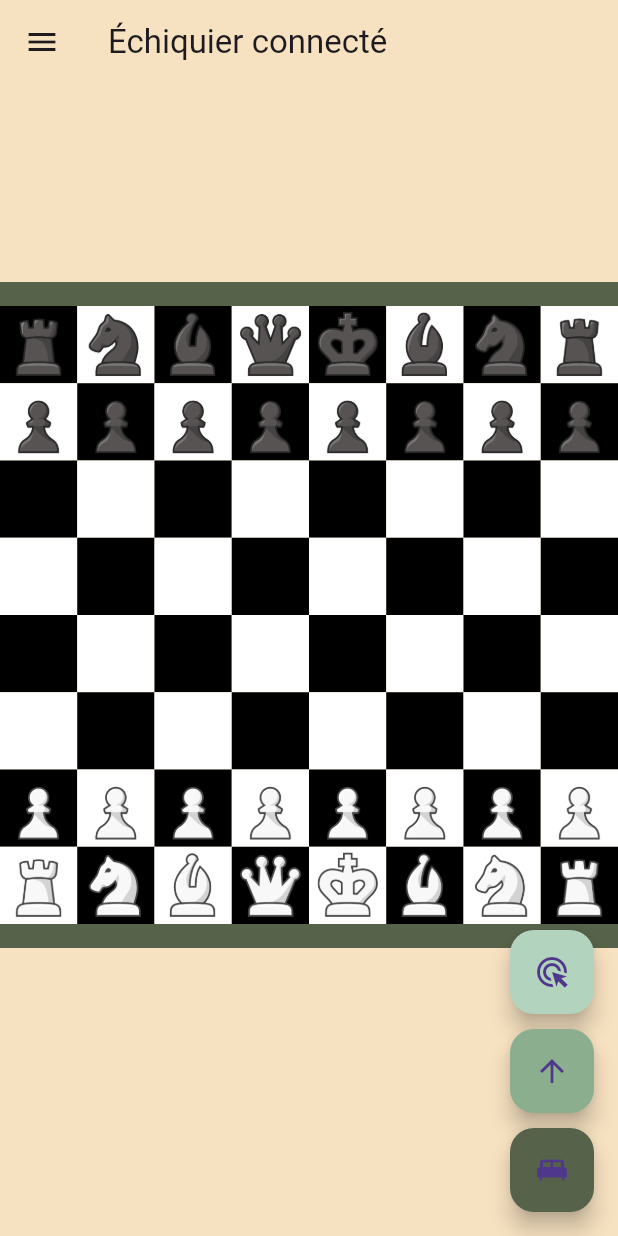
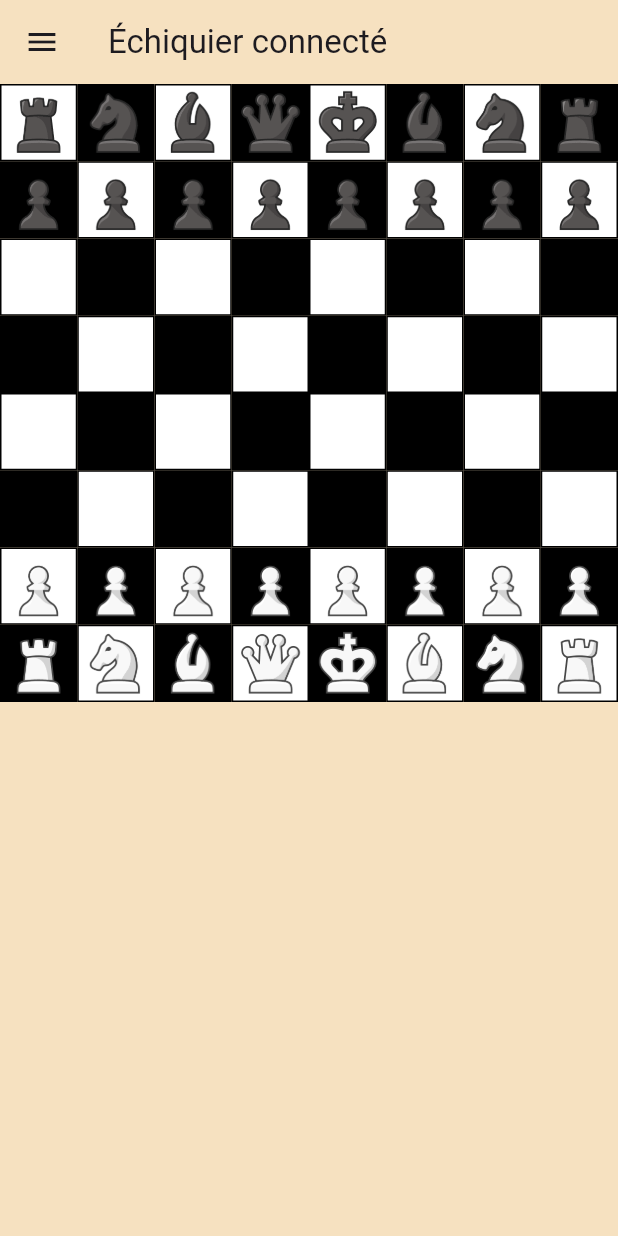
Before and after one commit to WilliamAGENEAU/echiquier-connecte, a Flutter app: the GameScreen screen opened directly, on a phone screen of 412 x 824 dp. Run offline on Flutter 3.47's test engine with Material 3 defaults, Android fonts, the light colour scheme and no system bars; our stand-ins replace cloud_firestore, firebase_core, flutter_bloc, freezed_annotation, get_it; missing offline and left inert: flutter_chess_board; accounts and stored records are empty.

Commit message:
flutter commit

```diff
--- a/lib/bloc/cubits/settings_cubit.dart
+++ b/lib/bloc/cubits/settings_cubit.dart
@@ -15,7 +15,7 @@ class SettingsCubit extends Cubit<SettingsState> {
 
     return SettingsCubit(SettingsState(
       whitePlayer: Player.human(),
-      blackPlayer: Player.human(),
+      blackPlayer: Player.ai(),
       difficulty: 1,
     ));
   }
--- a/lib/main.dart
+++ b/lib/main.dart
@@ -1,4 +1,5 @@
 import 'package:app_echiquier/bloc/app_blocs.dart';
+import 'package:app_echiquier/modules/game_page.dart';
 import 'package:app_echiquier/screens/game_screen.dart';
 import 'package:firebase_core/firebase_core.dart';
 import 'package:flutter/material.dart';
@@ -22,7 +23,8 @@ class MyApp extends StatelessWidget {
       theme: ThemeData(
         primarySwatch: Colors.blue,
       ),
-      home: const GameScreen(),
+      // home: const GameScreen(),
+      home: const ChessPage(),
     );
   }
 }
--- a/lib/screens/game_screen.dart
+++ b/lib/screens/game_screen.dart
@@ -3,12 +3,41 @@ import 'package:app_echiquier/bloc/states/game_state.dart';
 import 'package:app_echiquier/config/colors.dart';
 import 'package:app_echiquier/ui/board_widget.dart';
 import 'package:app_echiquier/ui/lost_figures_widget.dart';
+import 'package:cloud_firestore/cloud_firestore.dart';
 import 'package:flutter/material.dart';
 import 'package:flutter_bloc/flutter_bloc.dart';
 import 'package:get_it/get_it.dart';
 
-class GameScreen extends StatelessWidget {
+class GameScreen extends StatefulWidget {
   const GameScreen({Key? key}) : super(key: key);
+
+  @override
+  State<GameScreen> createState() => _GameScreenState();
+}
+
+class _GameScreenState extends State<GameScreen> {
+  final FirebaseFirestore _firestore = FirebaseFirestore.instance;
+  final GlobalKey<BoardWidgetState> boardKey = GlobalKey<BoardWidgetState>();
+
+  @override
+  void initState() {
+    super.initState();
+    _firestore.collection('Jeu1').snapshots().listen((snapshot) {
+      for (var doc in snapshot.docs) {
+        var data = doc.data();
+        // Assuming 'turn1' and 'turn2' documents have the fields
+        int posXBefore = int.parse(data['positionBeforeX']);
+        int posYBefore = int.parse(data['positionBeforeY']);
+        int posXAfter = int.parse(data['positionAfterX']);
+        int posYAfter = int.parse(data['positionAfterY']);
+
+        // Update the chessboard here based on these values
+        // You need to implement the updateBoard method in your board widget
+        boardKey.currentState
+            ?.updateBoard(posXBefore, posYBefore, posXAfter, posYAfter);
+      }
+    });
+  }
 
   @override
   Widget build(BuildContext context) {
@@ -68,58 +97,20 @@ class GameScreen extends StatelessWidget {
       body: BlocBuilder<GameCubit, GameState>(
         bloc: GetIt.I<GameCubit>(),
         builder: (context, state) {
-          return Padding(
-            padding: const EdgeInsets.only(bottom: 60),
-            child: Column(
-              mainAxisAlignment: MainAxisAlignment.center,
-              children: [
-                LostFiguresWidget(figures: state.board.blackLost.figures),
-                BoardWidget(
-                  availablePositionsHash: state.availablePositionsHash,
-                  board: state.board,
-                  selectedCell: state.selectedCell,
-                ),
-                LostFiguresWidget(figures: state.board.whiteLost.figures),
-              ],
-            ),
+          return Column(
+            mainAxisAlignment: MainAxisAlignment.center,
+            children: [
+              // LostFiguresWidget(figures: state.board.blackLost.figures),
+              BoardWidget(
+                key: boardKey,
+                // availablePositionsHash: state.availablePositionsHash,
+                // board: state.board,
+                // selectedCell: state.selectedCell,
+              ),
+              // LostFiguresWidget(figures: state.board.whiteLost.figures),
+            ],
           );
         },
-      ),
-      floatingActionButton: Column(
-        mainAxisAlignment: MainAxisAlignment.end,
-        children: [
-          FloatingActionButton(
-            onPressed: () {
-              // Action pour la prise de pion
-              print('Prise de Pion');
-            },
-            backgroundColor: const Color(
-                0xFFB2D3BE), // Couleur dérivée de la couleur primaire
-            tooltip: 'Prise de Pion',
-            child: const Icon(Icons.ads_click),
-          ),
-          const SizedBox(height: 10),
-          FloatingActionButton(
-            onPressed: () {
-              // Action pour la promotion
-              print('Promotion');
-            },
-            backgroundColor: const Color(
-                0xFF8BAE8E), // Couleur dérivée de la couleur primaire
-            tooltip: 'Promotion',
-            child: const Icon(Icons.arrow_upward),
-          ),
-          const SizedBox(height: 10),
-          FloatingActionButton(
-            onPressed: () {
-              // Action pour le roque
-              print('Roque');
-            },
-            backgroundColor: const Color(0xFF57624A), // Couleur primaire
-            tooltip: 'Roque',
-            child: const Icon(Icons.king_bed),
-          ),
-        ],
       ),
     );
   }
--- a/lib/ui/board_widget.dart
+++ b/lib/ui/board_widget.dart
@@ -3,50 +3,128 @@ import 'package:app_echiquier/models/cell.dart';
 import 'package:app_echiquier/ui/cell_widget.dart';
 import 'package:flutter/material.dart';
 
-class BoardWidget extends StatelessWidget {
-  final Board board;
-  final Cell? selectedCell;
-  final Set<String> availablePositionsHash;
+class BoardWidget extends StatefulWidget {
+  const BoardWidget({Key? key}) : super(key: key);
 
-  const BoardWidget(
-      {Key? key,
-      required this.board,
-      required this.selectedCell,
-      required this.availablePositionsHash})
-      : super(key: key);
+  @override
+  State<BoardWidget> createState() => BoardWidgetState();
+}
 
-  List<CellWidget> _buildCells(BuildContext context) {
-    final List<CellWidget> cellWidgets = [];
+class BoardWidgetState extends State<BoardWidget> {
+  List<List<String>> board =
+      List.generate(8, (_) => List.generate(8, (_) => ''));
 
-    for (var cellList in board.cells) {
-      for (var cell in cellList) {
-        cellWidgets.add(CellWidget(
-          cell: cell,
-          isSelected: selectedCell != null && selectedCell! == cell,
-          isAvailable: availablePositionsHash.contains(cell.positionHash),
-        ));
-      }
+  @override
+  void initState() {
+    super.initState();
+    initializeBoard();
+  }
+
+  void initializeBoard() {
+    board[0] = ['r', 'n', 'b', 'q', 'k', 'b', 'n', 'r'];
+    board[1] = ['p', 'p', 'p', 'p', 'p', 'p', 'p', 'p'];
+    board[6] = ['P', 'P', 'P', 'P', 'P', 'P', 'P', 'P'];
+    board[7] = ['R', 'N', 'B', 'Q', 'K', 'B', 'N', 'R'];
+    for (int i = 2; i < 6; i++) {
+      board[i] = List.generate(8, (_) => '');
     }
+  }
 
-    return cellWidgets;
+  String getAssetPath(String piece) {
+    if (piece.isEmpty) return '';
+    String color = piece == piece.toUpperCase() ? 'white' : 'black';
+    String type;
+    switch (piece.toLowerCase()) {
+      case 'r':
+        type = 'rook';
+        break;
+      case 'n':
+        type = 'knight';
+        break;
+      case 'b':
+        type = 'bishop';
+        break;
+      case 'q':
+        type = 'queen';
+        break;
+      case 'k':
+        type = 'king';
+        break;
+      case 'p':
+        type = 'pawn';
+        break;
+      default:
+        type = '';
+    }
+    return 'assets/images/figures/$color/$type.png';
   }
+
+  void updateBoard(int beforeX, int beforeY, int afterX, int afterY) {
+    setState(() {
+      board[afterY][afterX] = board[beforeY][beforeX];
+      board[beforeY][beforeX] = '';
+    });
+  }
+
+  // List<CellWidget> _buildCells(BuildContext context) {
+  //   final List<CellWidget> cellWidgets = [];
+
+  //   for (var cellList in widget.board.cells) {
+  //     for (var cell in cellList) {
+  //       cellWidgets.add(CellWidget(
+  //         cell: cell,
+  //         isSelected:
+  //             widget.selectedCell != null && widget.selectedCell! == cell,
+  //         isAvailable:
+  //             widget.availablePositionsHash.contains(cell.positionHash),
+  //       ));
+  //     }
+  //   }
+
+  //   return cellWidgets;
+  // }
 
   @override
   Widget build(BuildContext context) {
     return Container(
-      decoration: const BoxDecoration(
-          border: Border(
-        top: BorderSide(color: Color(0xFF57624A), width: 16),
-        bottom: BorderSide(color: Color(0xFF57624A), width: 16),
-      )),
-      child: AspectRatio(
-        aspectRatio: 1,
-        child: GridView.count(
-          padding: const EdgeInsets.all(0),
-          crossAxisCount: boardSize,
-          children: _buildCells(context),
-        ),
+      constraints: BoxConstraints(
+          maxHeight: MediaQuery.of(context).size.height,
+          maxWidth: MediaQuery.of(context).size.width),
+      child: GridView.builder(
+        gridDelegate:
+            const SliverGridDelegateWithFixedCrossAxisCount(crossAxisCount: 8),
+        itemBuilder: (context, index) {
+          int x = index % 8;
+          int y = index ~/ 8;
+          return Container(
+            decoration: BoxDecoration(
+              border: Border.all(color: Colors.black),
+              color: (x + y) % 2 == 0 ? Colors.white : Colors.black,
+            ),
+            child: Center(
+              child: board[y][x].isNotEmpty
+                  ? Image.asset(getAssetPath(board[y][x]))
+                  : Container(),
+            ),
+          );
+        },
+        itemCount: 64,
       ),
     );
+    //  Container(
+    //   decoration: const BoxDecoration(
+    //       border: Border(
+    //     top: BorderSide(color: Color(0xFF57624A), width: 16),
+    //     bottom: BorderSide(color: Color(0xFF57624A), width: 16),
+    //   )),
+    //   child: AspectRatio(
+    //     aspectRatio: 1,
+    //     child: GridView.count(
+    //       padding: const EdgeInsets.all(0),
+    //       crossAxisCount: boardSize,
+    //       children: _buildCells(context),
+    //     ),
+    //   ),
+    // );
   }
 }
--- a/pubspec.yaml
+++ b/pubspec.yaml
@@ -41,6 +41,8 @@ dependencies:
   freezed_annotation: ^2.2.0
   firebase_core: ^2.31.0
   firebase_database: ^10.5.5
+  cloud_firestore: ^4.17.4
+  flutter_chess_board: ^1.0.1
 
 dev_dependencies:
   flutter_test:
```
Also changed, not shown: lib/modules/game_page.dart (added, +107 -0 lines), pubspec.lock, 3 other files.
